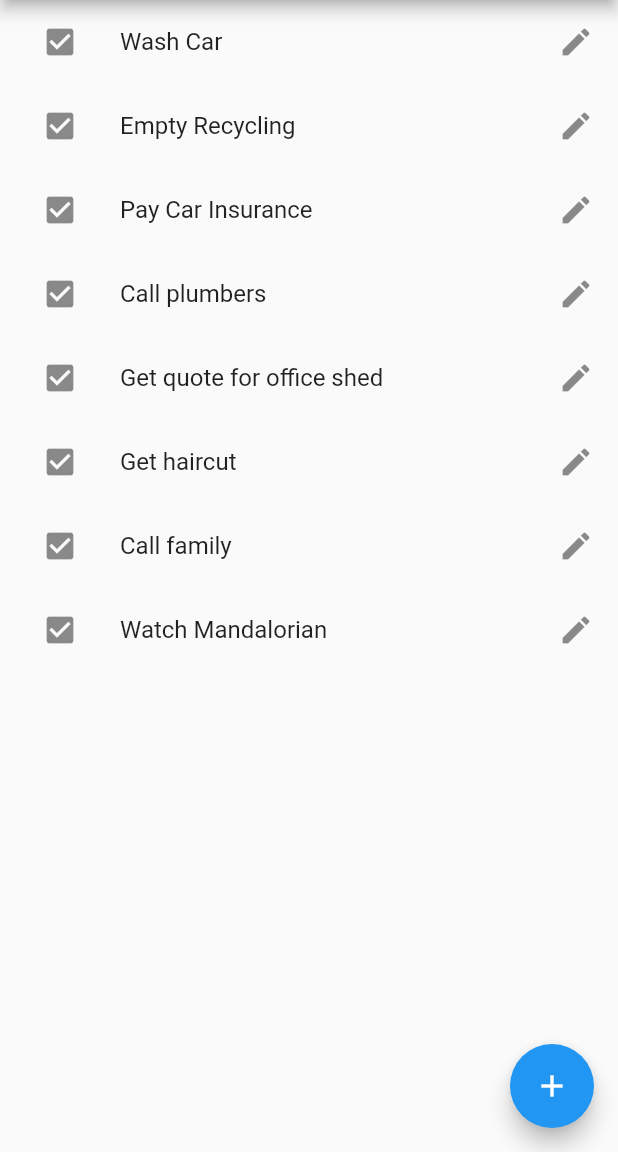
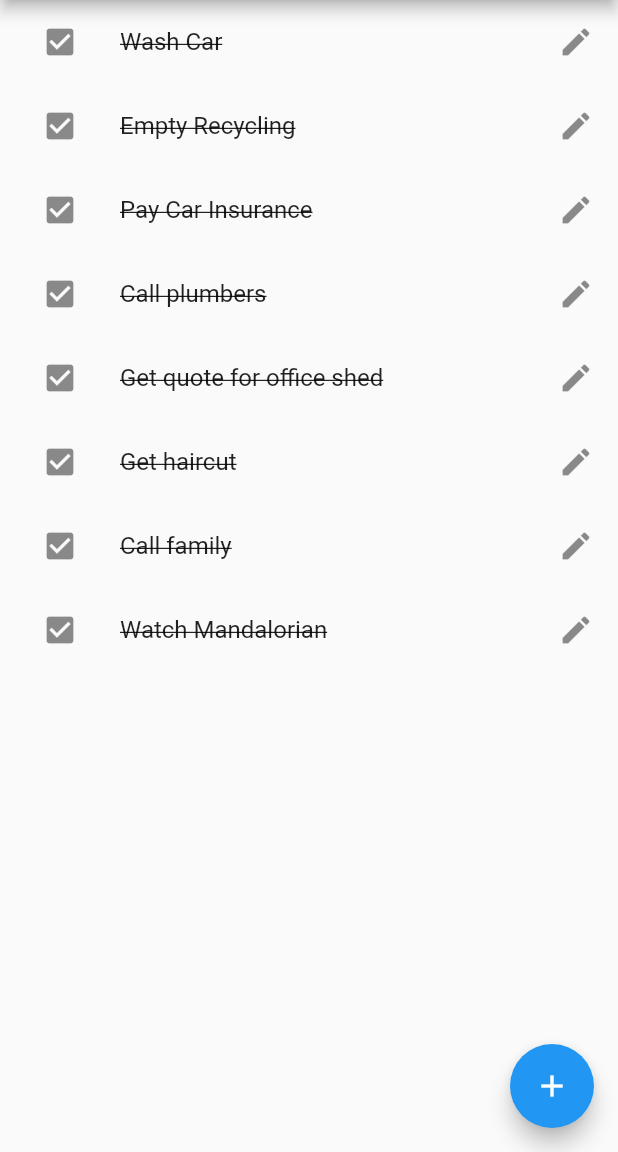
Before and after one commit to maxgdev/todo_app, a Flutter app: the screen it shows after launch, on a phone screen of 412 x 824 dp, the part 84-1236 px from its top. Run offline on Flutter 3.47's test engine with Material 2 defaults, Android fonts, the phone set to English and light mode, and no system bars.

Commit message:
Added getTextSyle function to add/remove strikethrough styling on tick

```diff
--- a/lib/main.dart
+++ b/lib/main.dart
@@ -66,6 +66,18 @@ class _MyHomePageState extends State<MyHomePage> {
     super.dispose();
   }
 
+  TextStyle getTextStyle(ticked) {
+    if (ticked) {
+      return TextStyle(
+        decoration: TextDecoration.lineThrough,
+      );
+    } else {
+      return TextStyle(
+        decoration: TextDecoration.none,
+      );
+    }
+  }
+
   @override
   Widget build(BuildContext context) {
     // Generate some dummy list for ListView
@@ -95,14 +107,14 @@ class _MyHomePageState extends State<MyHomePage> {
                 icon: (_isTicked
                     ? Icon(Icons.check_box)
                     : Icon(Icons.check_box_outline_blank)),
-                onPressed: () => {
-                  print('icon button pressed'),
-                  toggleToDo()
-                  }),
+                onPressed: () => {print('icon button pressed'), toggleToDo()}),
             // leading: (_isTicked
             //     ? Icon(Icons.check_box)
             //     : Icon(Icons.check_box_outline_blank)),
-            title: Text('$todo'),
+            title: Text(
+              '$todo',
+              style: getTextStyle(_isTicked),
+            ),
             trailing: Icon(Icons.edit),
           ),
         );
```
